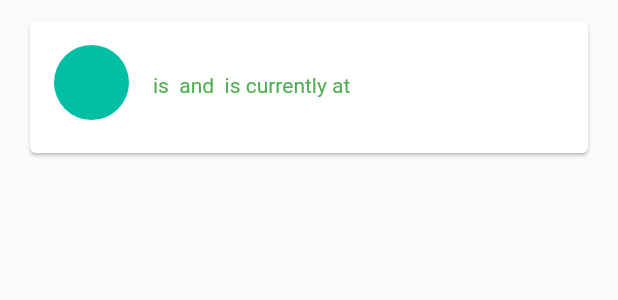
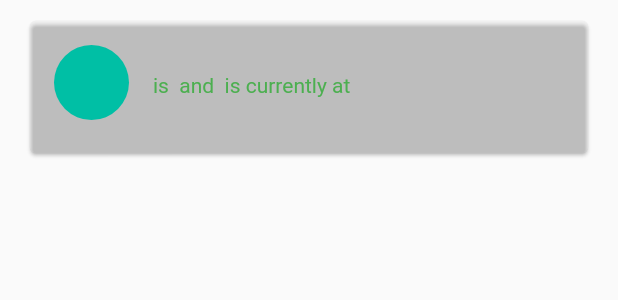
Before and after one commit to Shraddhasaini/Whereisevery1, a Flutter app: the StatusTile widget shown alone on an empty page, opened directly with empty values, on a phone screen of 412 x 824 dp. Shown: the top 300 px of the screen. Run offline on Flutter 3.47's test engine with Material 2 defaults, Android fonts, the phone set to English and light mode, and no system bars; our stand-ins replace cloud_firestore, firebase_auth, flutter_spinkit, google_sign_in; accounts and stored records are empty.

Commit message:
[WED304] Color added to Working From Home

```diff
--- a/lib/screens/home/status_tile.dart
+++ b/lib/screens/home/status_tile.dart
@@ -7,18 +7,21 @@ class StatusTile extends StatelessWidget {
   StatusTile({this.status});
   @override
   Widget build(BuildContext context) {
+    if (status.status == 'Working From Home'){
     return Padding(
       padding: EdgeInsets.only(top: 8.0),
       child: Card(
+        color: Colors.white10,
         margin: EdgeInsets.fromLTRB(20.0, 6.0, 20.0, 0.0),
         child: ListTile(
           leading: CircleAvatar(
             radius: 25.0,
-            backgroundColor: Colors.tealAccent[700],
+            backgroundImage: AssetImage('assets/iconlogo.png'),
+            //backgroundColor: Colors.tealAccent[700],
           ),
           title: Text(status.name,
           style: TextStyle(
-          color: Colors.teal,
+          color: Colors.amberAccent[400],
             fontFamily: 'Montserrat',
             fontWeight: FontWeight.bold,
           ),
@@ -26,12 +29,41 @@ class StatusTile extends StatelessWidget {
           isThreeLine: true,
           subtitle: Text('is ${status.status} and ${status.name} is currently at ${status.location}',
           style: TextStyle(
-            color: Colors.green,
+            color: Colors.white,
           ),
           ),
         ),
       ),
-    );
+    );}
+    else {
+      return Padding(
+        padding: EdgeInsets.only(top: 8.0),
+        child: Card(
+          color: Colors.white10,
+          margin: EdgeInsets.fromLTRB(20.0, 6.0, 20.0, 0.0),
+          child: ListTile(
+            leading: CircleAvatar(
+              radius: 25.0,
+              //backgroundImage: AssetImage('assets/iconlogo.png'),
+              backgroundColor: Colors.tealAccent[700],
+            ),
+            title: Text(status.name,
+              style: TextStyle(
+                color: Colors.teal,
+                fontFamily: 'Montserrat',
+                fontWeight: FontWeight.bold,
+              ),
+            ),
+            isThreeLine: true,
+            subtitle: Text('is ${status.status} and ${status.name} is currently at ${status.location}',
+              style: TextStyle(
+                color: Colors.green,
+              ),
+            ),
+          ),
+        ),
+      );
+    }
   }
 }
 
@@ -45,6 +77,7 @@ class FilterStatusTile extends StatelessWidget {
     return Padding(
       padding: EdgeInsets.only(top: 8.0),
       child: Card(
+        color: Colors.white10,
         margin: EdgeInsets.fromLTRB(20.0, 6.0, 20.0, 0.0),
         child: ListTile(
           leading: CircleAvatar(
```
